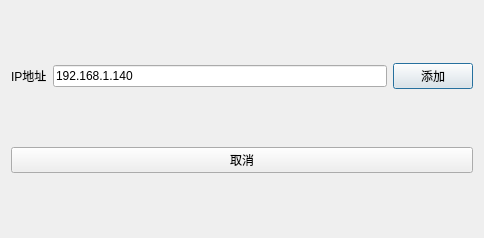
First picture: the form in ui/DialogConnectToOnvif.ui, repository 007ghjkl/monitor-client, before the edit.
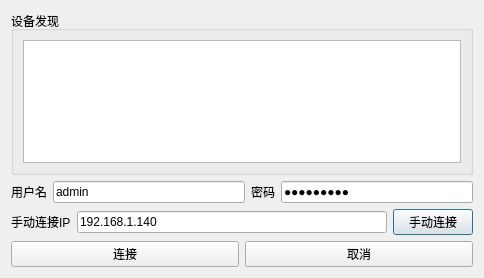
Second picture: the form after the edit.

Patch:
```diff
--- a/ui/DialogConnectToOnvif.ui
+++ b/ui/DialogConnectToOnvif.ui
@@ -7,7 +7,7 @@
     <x>0</x>
     <y>0</y>
     <width>484</width>
-    <height>238</height>
+    <height>278</height>
    </rect>
   </property>
   <property name="windowTitle">
@@ -16,13 +16,60 @@
   <property name="modal">
    <bool>true</bool>
   </property>
-  <layout class="QVBoxLayout" name="verticalLayout" stretch="1,0">
+  <layout class="QVBoxLayout" name="verticalLayout_2">
+   <item>
+    <widget class="QGroupBox" name="groupBox">
+     <property name="title">
+      <string>设备发现</string>
+     </property>
+     <layout class="QVBoxLayout" name="verticalLayout">
+      <item>
+       <widget class="QListWidget" name="listWidgetDiscovery"/>
+      </item>
+     </layout>
+    </widget>
+   </item>
+   <item>
+    <layout class="QHBoxLayout" name="horizontalLayout_3">
+     <item>
+      <widget class="QLabel" name="labUserName">
+       <property name="text">
+        <string>用户名</string>
+       </property>
+      </widget>
+     </item>
+     <item>
+      <widget class="QLineEdit" name="lineEditUserName">
+       <property name="text">
+        <string>admin</string>
+       </property>
+      </widget>
+     </item>
+     <item>
+      <widget class="QLabel" name="labPassword">
+       <property name="text">
+        <string>密码</string>
+       </property>
+      </widget>
+     </item>
+     <item>
+      <widget class="QLineEdit" name="lineEditPassword">
+       <property name="text">
+        <string>zyn050504</string>
+       </property>
+       <property name="echoMode">
+        <enum>QLineEdit::EchoMode::Password</enum>
+       </property>
+      </widget>
+     </item>
+    </layout>
+   </item>
    <item>
     <layout class="QHBoxLayout" name="horizontalLayout">
      <item>
       <widget class="QLabel" name="labIPAddr">
        <property name="text">
-        <string>IP地址</string>
+        <string>手动连接IP</string>
        </property>
       </widget>
      </item>
@@ -36,18 +83,29 @@
      <item>
       <widget class="QPushButton" name="btnAddDevice">
        <property name="text">
-        <string>添加</string>
+        <string>手动连接</string>
        </property>
       </widget>
      </item>
     </layout>
    </item>
    <item>
-    <widget class="QPushButton" name="btnCancel">
-     <property name="text">
-      <string>取消</string>
-     </property>
-    </widget>
+    <layout class="QHBoxLayout" name="horizontalLayout_2">
+     <item>
+      <widget class="QPushButton" name="btnConnect">
+       <property name="text">
+        <string>连接</string>
+       </property>
+      </widget>
+     </item>
+     <item>
+      <widget class="QPushButton" name="btnCancel">
+       <property name="text">
+        <string>取消</string>
+       </property>
+      </widget>
+     </item>
+    </layout>
    </item>
   </layout>
  </widget>
```
